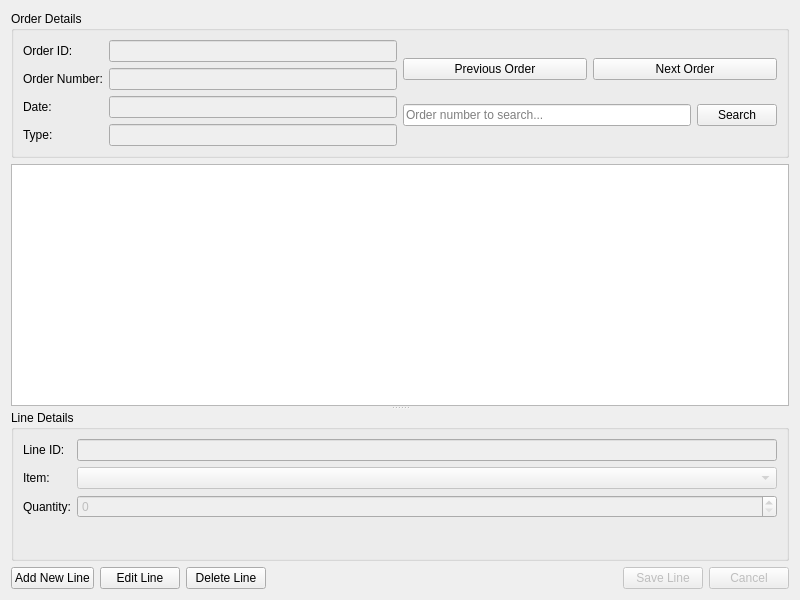
Nerdan0/WMS-Masters, file WMS_GUI_TEST/WMS_GUI_TEST/orderlineswindow.ui: the form before one commit.
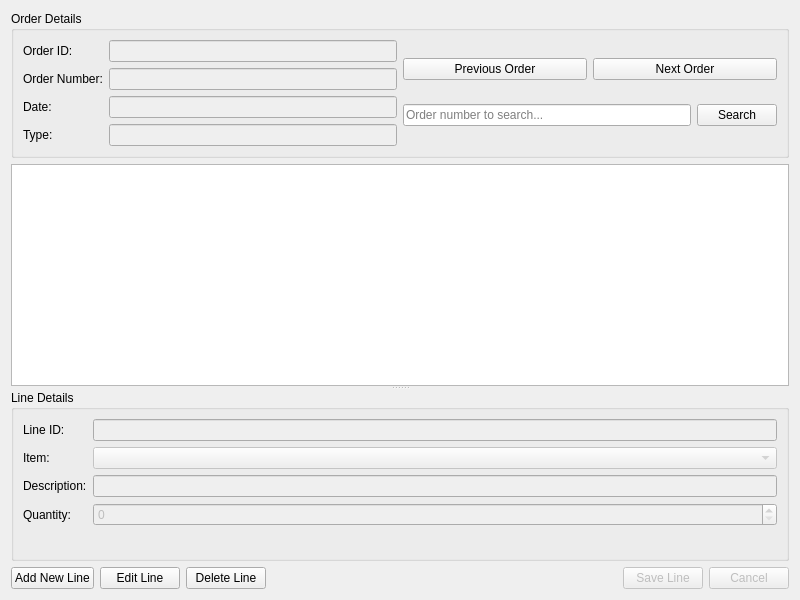
The form after the commit.

Commit message: item description fix

Diff of the .ui file:
```diff
--- a/WMS_GUI_TEST/WMS_GUI_TEST/orderlineswindow.ui
+++ b/WMS_GUI_TEST/WMS_GUI_TEST/orderlineswindow.ui
@@ -185,13 +185,30 @@
         </widget>
        </item>
        <item row="2" column="0">
+        <widget class="QLabel" name="itemDescriptionLabel">
+         <property name="text">
+          <string>Description:</string>
+         </property>
+        </widget>
+       </item>
+       <item row="2" column="1">
+        <widget class="QLineEdit" name="itemDescriptionLineEdit">
+         <property name="enabled">
+          <bool>false</bool>
+         </property>
+         <property name="readOnly">
+          <bool>true</bool>
+         </property>
+        </widget>
+       </item>
+       <item row="3" column="0">
         <widget class="QLabel" name="label_7">
          <property name="text">
           <string>Quantity:</string>
          </property>
         </widget>
        </item>
-       <item row="2" column="1">
+       <item row="3" column="1">
         <widget class="QSpinBox" name="quantitySpinBox">
          <property name="enabled">
           <bool>false</bool>
```
The commit also changes 2 other files.
